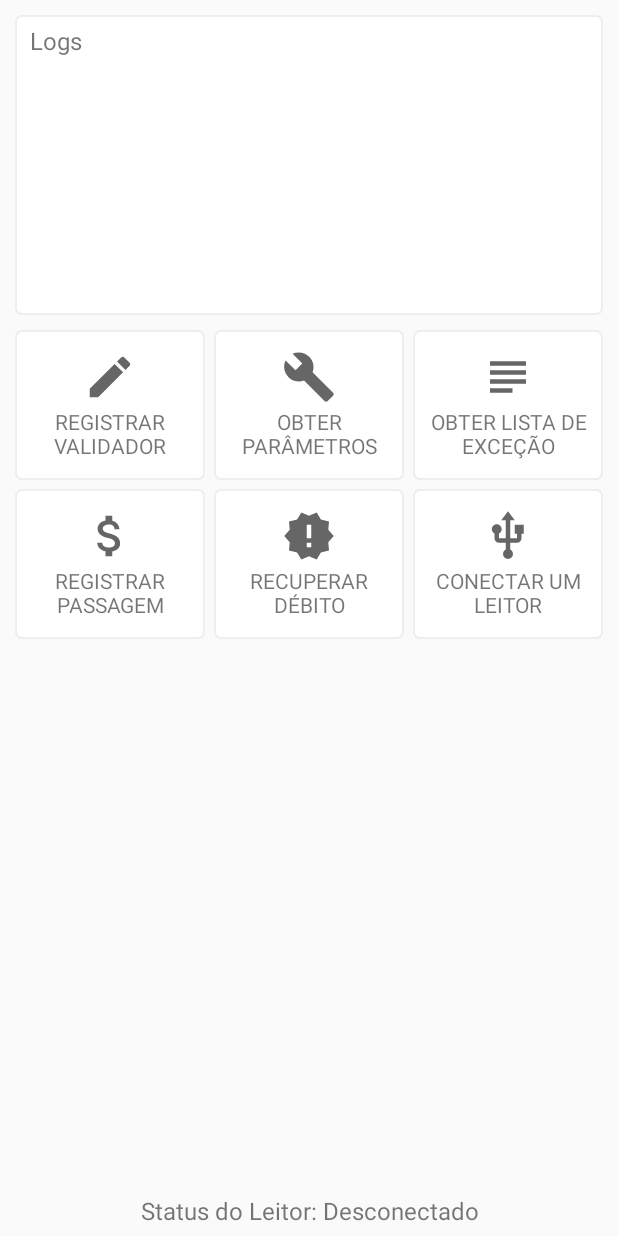
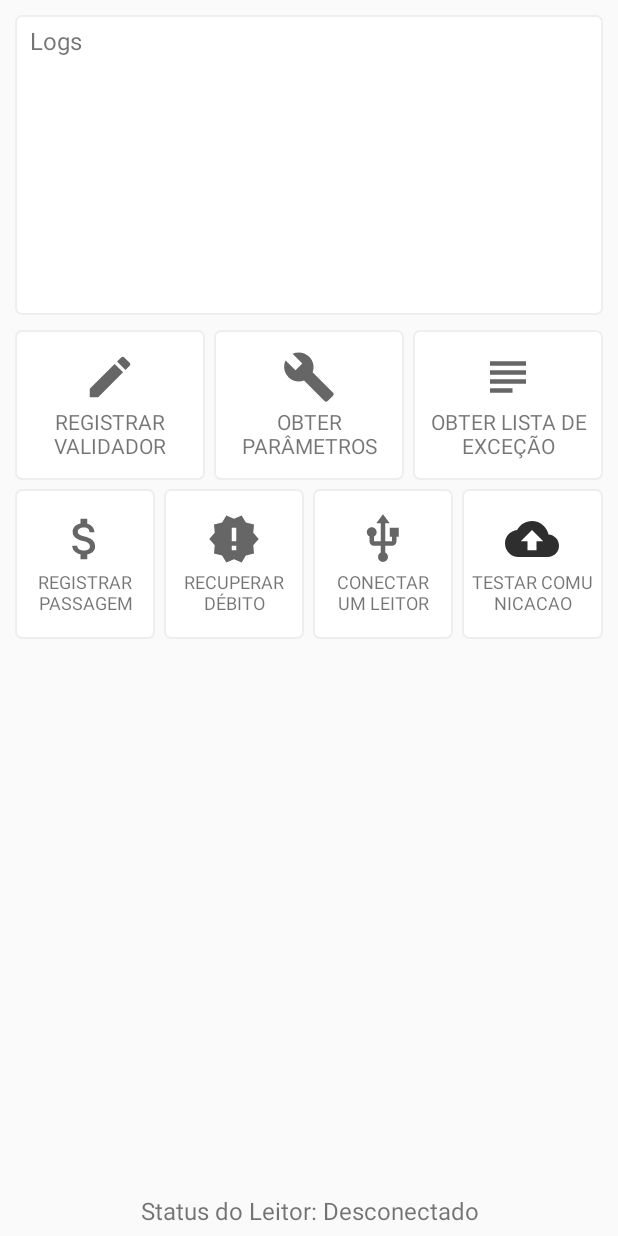
Before and after one commit to Axis-Mobfintech/Axis.Android.Client, an Android app: the screen it shows after launch (MainActivity), on a phone screen of 412 x 824 dp. Run offline under Robolectric (Android 15) with nearby library versions, the phone set to English and light mode, and no system bars; our stand-ins replace Room's generated code; libraries missing offline, so code that uses them is left out: com.axismobfintech.gpb, io.grpc, io.grpc.netty, io.grpc.okhttp, io.grpc.stub.

Commit message:
Adicao de funcionalidade para testar a comunicacao com o host.

```diff
--- a/app/src/main/java/br/com/setis/axisdemoapp/MenuFragment.java
+++ b/app/src/main/java/br/com/setis/axisdemoapp/MenuFragment.java
@@ -32,6 +32,7 @@ public class MenuFragment extends Fragment {
     private LinearLayout passagemBtn;
     private LinearLayout recuperarDebBtn;
     private LinearLayout conectarLeitorBtn;
+    private LinearLayout testarComunicacaoBtn;
 
     private TextView logsTv;
     private TextView statusTv;
@@ -48,6 +49,7 @@ public class MenuFragment extends Fragment {
         passagemBtn = view.findViewById(R.id.passagemBtn);
         recuperarDebBtn = view.findViewById(R.id.recuperarDebBtn);
         conectarLeitorBtn = view.findViewById(R.id.conectarLeitorBtn);
+        testarComunicacaoBtn = view.findViewById(R.id.testarComunicacaoBtn);
 
         logsTv = view.findViewById(R.id.logTextview);
         statusTv = view.findViewById(R.id.statusTextview);
@@ -135,6 +137,13 @@ public class MenuFragment extends Fragment {
             }
         });
 
+        testarComunicacaoBtn.setOnClickListener(new View.OnClickListener() {
+            @Override
+            public void onClick(View view) {
+                validadorViewModel.commTest();
+            }
+        });
+
         final Observer<String> obs = new Observer<String>() {
             @Override
             public void onChanged(@Nullable final String msg) {
@@ -143,6 +152,17 @@ public class MenuFragment extends Fragment {
             }
         };
         validadorViewModel.getLiveData().observe(getViewLifecycleOwner(), obs);
+
+
+        final Observer<String> obs1 = new Observer<String>() {
+            @Override
+            public void onChanged(@Nullable final String msg) {
+                // Update the UI, in this case, a TextView.
+                logsTv.setText(msg);
+                Toast.makeText(getContext(), msg, Toast.LENGTH_SHORT).show();
+            }
+        };
+        validadorViewModel.getSimulData().observe(getViewLifecycleOwner(), obs1);
 
         return view;
     }
--- /dev/null
+++ b/app/src/main/res/drawable/ic_baseline_cloud_upload_24.xml
@@ -0,0 +1,5 @@
+<vector android:height="24dp" android:tint="#2E2E2E"
+    android:viewportHeight="24" android:viewportWidth="24"
+    android:width="24dp" xmlns:android="http://schemas.android.com/apk/res/android">
+    <path android:fillColor="@android:color/white" android:pathData="M19.35,10.04C18.67,6.59 15.64,4 12,4 9.11,4 6.6,5.64 5.35,8.04 2.34,8.36 0,10.91 0,14c0,3.31 2.69,6 6,6h13c2.76,0 5,-2.24 5,-5 0,-2.64 -2.05,-4.78 -4.65,-4.96zM14,13v4h-4v-4H7l5,-5 5,5h-3z"/>
+</vector>
--- a/app/src/main/res/layout/menu_fragment.xml
+++ b/app/src/main/res/layout/menu_fragment.xml
@@ -135,7 +135,7 @@
                     android:layout_width="wrap_content"
                     android:layout_height="wrap_content"
                     android:textAlignment="center"
-                    android:textSize="14sp"
+                    android:textSize="12sp"
                     android:text="REGISTRAR PASSAGEM"
                     />
             </LinearLayout>
@@ -160,7 +160,7 @@
                     android:layout_width="wrap_content"
                     android:layout_height="wrap_content"
                     android:textAlignment="center"
-                    android:textSize="14sp"
+                    android:textSize="12sp"
                     android:text="RECUPERAR DÉBITO"
                     />
             </LinearLayout>
@@ -171,6 +171,7 @@
                 android:layout_height="100dp"
                 android:padding="6dp"
                 android:gravity="center"
+                android:layout_marginRight="6dp"
                 android:background="@drawable/border"
                 android:orientation="vertical">
                 <ImageView
@@ -184,8 +185,32 @@
                     android:layout_width="wrap_content"
                     android:layout_height="wrap_content"
                     android:textAlignment="center"
-                    android:textSize="14sp"
+                    android:textSize="12sp"
                     android:text="CONECTAR UM LEITOR"
+                    />
+            </LinearLayout>
+
+            <LinearLayout android:id="@+id/testarComunicacaoBtn"
+                android:layout_width="0dp"
+                android:layout_weight="1"
+                android:layout_height="100dp"
+                android:padding="6dp"
+                android:gravity="center"
+                android:background="@drawable/border"
+                android:orientation="vertical">
+                <ImageView
+                    android:src="@drawable/ic_baseline_cloud_upload_24"
+                    android:layout_width="36dp"
+                    android:layout_height="36dp"
+                    android:layout_gravity="center_horizontal"
+                    android:layout_marginBottom="2dp"
+                    />
+                <TextView
+                    android:layout_width="wrap_content"
+                    android:layout_height="wrap_content"
+                    android:textAlignment="center"
+                    android:textSize="12sp"
+                    android:text="TESTAR COMUNICACAO"
                     />
             </LinearLayout>
 
```
Also changed, not shown: app/src/main/java/br/com/setis/axisdemoapp/viewmodel/ValidadorViewModel.java (+92 -3 lines).
